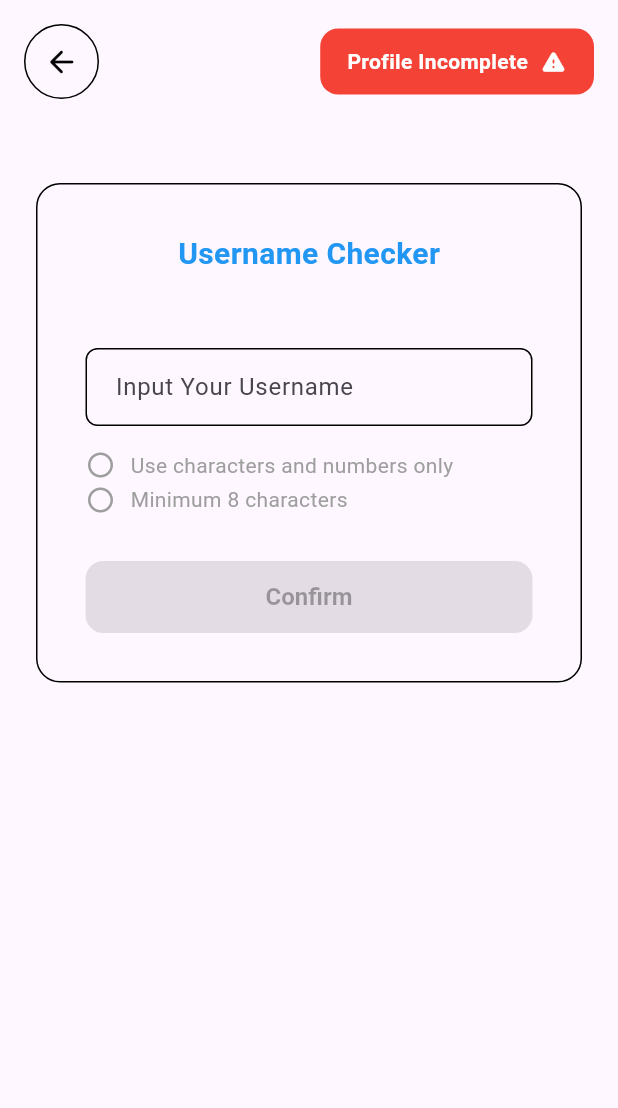
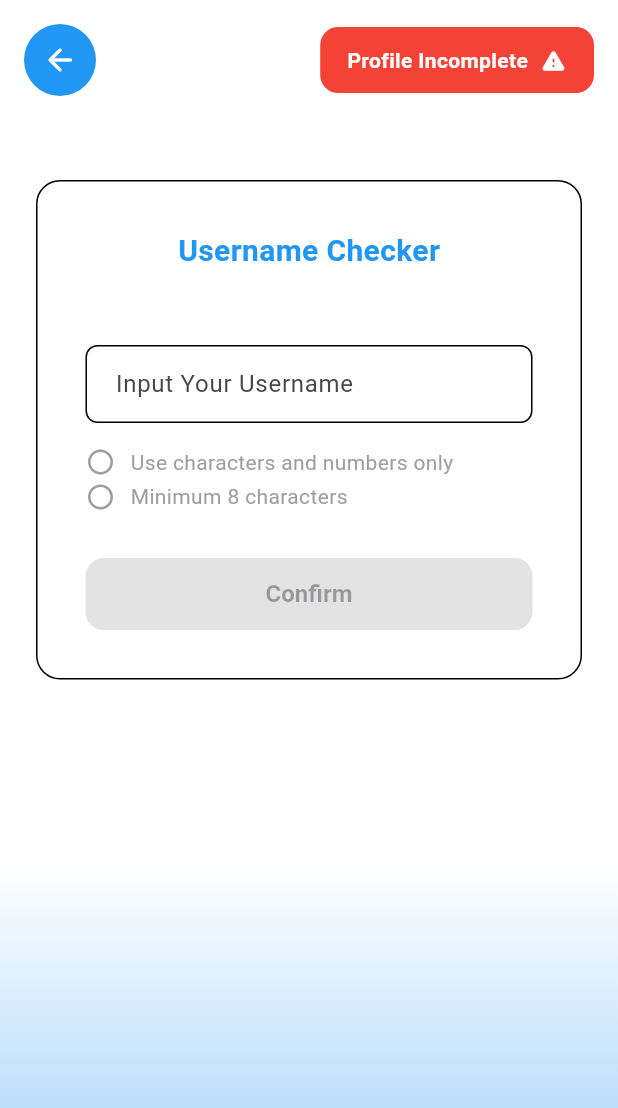
Before and after one commit to inirafli/username_checker, a Flutter app: the screen it shows after launch, on a phone screen of 412 x 824 dp. Shown: the top 1108 px of the screen. Run offline on Flutter 3.47's test engine with Material 3 defaults, Android fonts, the phone set to English and light mode, and no system bars; our stand-ins replace cloud_firestore, firebase_core, get; accounts and stored records are empty.

```diff
--- a/lib/common/styles.dart
+++ b/lib/common/styles.dart
@@ -1,6 +1,7 @@
 import 'package:flutter/material.dart';
 
 final ThemeData appTheme = ThemeData(
+  scaffoldBackgroundColor: Colors.transparent,
   elevatedButtonTheme: ElevatedButtonThemeData(
     style: ElevatedButton.styleFrom(
       backgroundColor: Colors.blue,
--- a/lib/controllers/username_controller.dart
+++ b/lib/controllers/username_controller.dart
@@ -3,6 +3,10 @@ import 'package:get/get.dart';
 
 import '../utils/firestore_helper.dart';
 
+/// Controller for managing username-related functionality.
+///
+/// This controller handles the validation, availability check,
+/// and changeability check of usernames using GetX.
 class UsernameController extends GetxController {
   var username = ''.obs;
   var isUsernameAvailable = false.obs;
@@ -23,6 +27,7 @@ class UsernameController extends GetxController {
     super.onClose();
   }
 
+  // Validates the input username.
   void validateUsername(String input) {
     // Check for alphanumeric characters
     final validCharacters = RegExp(r'^[a-zA-Z0-9]+$');
@@ -40,11 +45,18 @@ class UsernameController extends GetxController {
     showAvailability.value = false;
   }
 
+  /// Clears the username input
+  ///
+  /// Resets the TextEditingController and validates with an empty string.
   void clearUsername() {
     textEditingController.clear();
     validateUsername('');
   }
 
+  /// Checks the availability and changeability of the username.
+  ///
+  /// Uses FirestoreHelper to check if the username is available and
+  /// if it can be changed based on the 'isReview' field in the user's document.
   void checkUsername() async {
     isLoading.value = true;
     isUsernameAvailable.value = await _firestoreHelper.checkUsernameAvailability(username.value);
@@ -56,6 +68,19 @@ class UsernameController extends GetxController {
 
     showAvailability.value = true;
     isLoading.value = false;
+  }
+
+  // Method to get the appropriate icon for each validation state
+  IconData getValidationIcon(bool isValid, {bool? isEmpty}) {
+    if (isEmpty ?? username.isEmpty) {
+      return Icons.circle_outlined;
+    }
+    return isValid ? Icons.check_circle : Icons.cancel;
+  }
+
+  // Method to determine if the button should be enabled
+  bool isButtonEnabled() {
+    return isAlphanumeric.value && isMinLength.value && profileStatus.value == 'Complete' && !isLoading.value;
   }
 
   // Methods to get the validation message text
@@ -71,17 +96,4 @@ class UsernameController extends GetxController {
   Color getMinLengthValidationColor() => username.isEmpty ? Colors.grey : (isMinLength.value ? Colors.green : Colors.red);
   Color getUsernameAvailabilityColor() => username.isEmpty ? Colors.grey : (isUsernameAvailable.value ? Colors.green : Colors.red);
   Color getUsernameChangeabilityColor() => username.isEmpty ? Colors.grey : (isUsernameChangeable.value ? Colors.green : Colors.red);
-
-  // Method to get the appropriate icon for each validation state
-  IconData getValidationIcon(bool isValid, {bool? isEmpty}) {
-    if (isEmpty ?? username.isEmpty) {
-      return Icons.circle_outlined;
-    }
-    return isValid ? Icons.check_circle : Icons.cancel;
-  }
-
-  // Method to determine if the button should be enabled
-  bool isButtonEnabled() {
-    return isAlphanumeric.value && isMinLength.value && profileStatus.value == 'Complete' && !isLoading.value;
-  }
 }
--- a/lib/main.dart
+++ b/lib/main.dart
@@ -5,6 +5,10 @@ import 'package:username_checker/common/styles.dart';
 import 'package:username_checker/firebase_options.dart';
 import 'package:username_checker/views/username_checker_screen.dart';
 
+/// Main entry point of the application.
+///
+/// This function ensures that Flutter is properly initialized,
+/// initializes Firebase with the specified options, and then runs the app.
 void main() async {
   WidgetsFlutterBinding.ensureInitialized();
   await Firebase.initializeApp(
--- a/lib/models/user_model.dart
+++ b/lib/models/user_model.dart
@@ -1,9 +1,15 @@
+/// User model representing a user in the Firestore 'users' collection.
+///
+/// The [User] model includes the following fields:
+/// - [userId]: The document ID of the user.
+/// - [username]: The username of the user.
+/// - [isReview]: A boolean indicating if the user's profile is under review.
 class User {
   String userId;
-  String? username;
+  String username;
   bool isReview;
 
-  User({required this.userId, this.username, required this.isReview});
+  User({required this.userId, required this.username, required this.isReview});
 
   factory User.fromMap(Map<String, dynamic> data, String userId) {
     return User(
--- a/lib/utils/firestore_helper.dart
+++ b/lib/utils/firestore_helper.dart
@@ -3,9 +3,13 @@ import 'dart:developer' as developer;
 
 import '../models/user_model.dart';
 
+/// A helper class for interacting with Firestore.
 class FirestoreHelper {
   final FirebaseFirestore _firestore = FirebaseFirestore.instance;
 
+  /// Checks if a username is available.
+  ///
+  /// Queries the 'users' collection to see if any document has the provided username.
   Future<bool> checkUsernameAvailability(String username) async {
     try {
       QuerySnapshot result = await _firestore.collection('users')
@@ -13,11 +17,15 @@ class FirestoreHelper {
           .get();
       return result.docs.isEmpty;
     } catch (e) {
-      developer.log('$e', name: 'checkUsernameAvailability');
+      developer.log('$e', name: 'checkUsernameAvailability Error');
       return false;
     }
   }
 
+  /// Checks if a user can change their username.
+  ///
+  /// Queries the 'users' collection to find the document with the provided username.
+  /// If found, checks the 'isReview' field to determine if the username can be changed.
   Future<bool> canChangeUsername(String username) async {
     try {
       QuerySnapshot result = await _firestore.collection('users')
@@ -29,7 +37,7 @@ class FirestoreHelper {
       }
       return false;
     } catch (e) {
-      developer.log('$e', name: 'canChangeUsername');
+      developer.log('$e', name: 'canChangeUsername Error');
       return false;
     }
   }
--- a/lib/views/username_checker_screen.dart
+++ b/lib/views/username_checker_screen.dart
@@ -6,6 +6,12 @@ import 'package:username_checker/widgets/username_text_field.dart';
 
 import '../widgets/validation_messages.dart';
 
+/// The screen for checking and validating usernames.
+///
+/// This screen uses the UsernameController to manage
+/// the username state and validation.
+/// The Obx widget is used to reactively update
+/// the UI based on the controller's state.
 class UsernameCheckerScreen extends StatelessWidget {
   final UsernameController _controller = Get.put(UsernameController());
 
@@ -13,7 +19,19 @@ class UsernameCheckerScreen extends StatelessWidget {
 
   @override
   Widget build(BuildContext context) {
-    return Scaffold(
+    return Container(
+      decoration: BoxDecoration(
+        gradient: LinearGradient(
+          begin: Alignment.bottomCenter,
+          end: Alignment.topCenter,
+          stops: const [0.1, 0.3],
+          colors: [
+            Colors.blue[100]!,
+            Colors.white,
+          ],
+        ),
+      ),
+      child: Scaffold(
           appBar: AppBar(
             toolbarHeight: 0,
             elevation: 0,
@@ -23,7 +41,7 @@ class UsernameCheckerScreen extends StatelessWidget {
               padding: const EdgeInsets.all(16.0),
               child: Column(
                 crossAxisAlignment: CrossAxisAlignment.start,
-              children: [
+                children: <Widget>[
                   ProfileStatusInfo(),
                   const SizedBox(height: 48.0),
                   Container(
@@ -52,7 +70,8 @@ class UsernameCheckerScreen extends StatelessWidget {
                         Obx(() => ValidationMessages(
                               text: _controller.alphanumericValidationText,
                               isValid: _controller.isAlphanumeric.value,
-                            color: _controller.getAlphanumericValidationColor(),
+                              color:
+                                  _controller.getAlphanumericValidationColor(),
                             )),
                         const SizedBox(height: 3.0),
                         Obx(() => ValidationMessages(
@@ -64,7 +83,7 @@ class UsernameCheckerScreen extends StatelessWidget {
                         Obx(() => _controller.showAvailability.value
                             ? Column(
                                 crossAxisAlignment: CrossAxisAlignment.start,
-                              children: [
+                                children: <Widget>[
                                   ValidationMessages(
                                     text: _controller.usernameAvailabilityText,
                                     isValid:
@@ -75,9 +94,10 @@ class UsernameCheckerScreen extends StatelessWidget {
                                   const SizedBox(height: 3.0),
                                   if (!_controller.isUsernameAvailable.value)
                                     ValidationMessages(
-                                    text: _controller.usernameChangeabilityText,
-                                    isValid:
-                                        _controller.isUsernameChangeable.value,
+                                      text:
+                                          _controller.usernameChangeabilityText,
+                                      isValid: _controller
+                                          .isUsernameChangeable.value,
                                       color: _controller
                                           .getUsernameChangeabilityColor(),
                                     ),
@@ -109,6 +129,7 @@ class UsernameCheckerScreen extends StatelessWidget {
                 ],
               ),
             ),
-        ));
+          )),
+    );
   }
 }
--- a/lib/widgets/profile_status.dart
+++ b/lib/widgets/profile_status.dart
@@ -1,4 +1,3 @@
-// views/widgets/top_row_widget.dart
 import 'package:flutter/material.dart';
 import 'package:flutter/services.dart';
 import 'package:get/get.dart';
@@ -15,12 +14,12 @@ class ProfileStatusInfo extends StatelessWidget {
       mainAxisAlignment: MainAxisAlignment.spaceBetween,
       children: [
         Container(
-          decoration: BoxDecoration(
+          decoration: const BoxDecoration(
             shape: BoxShape.circle,
-            border: Border.all(color: Colors.black, width: 1),
+            color: Colors.blue,
           ),
           child: IconButton(
-            icon: const Icon(Icons.arrow_back_rounded, color: Colors.black),
+            icon: const Icon(Icons.arrow_back_rounded, color: Colors.white),
             onPressed: () {
               SystemNavigator.pop();
             },
@@ -39,7 +38,8 @@ class ProfileStatusInfo extends StatelessWidget {
                 children: [
                   Text(
                     'Profile ${_controller.profileStatus.value}',
-                style: const TextStyle(color: Colors.white, fontWeight: FontWeight.bold),
+                    style: const TextStyle(
+                        color: Colors.white, fontWeight: FontWeight.bold),
                   ),
                   const SizedBox(width: 8),
                   Icon(
```
Also changed, not shown: images/firestore_structure.png (added), images/username_checker_output.png (added), 1 other file. Lines whose indentation alone changed are shown as unchanged.
